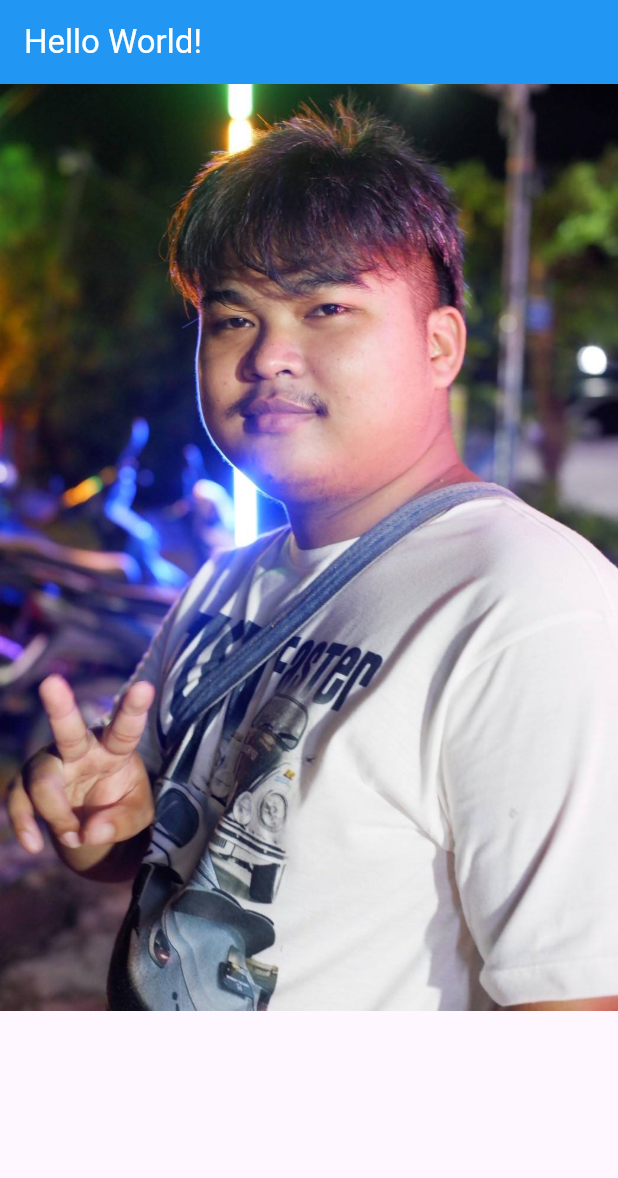
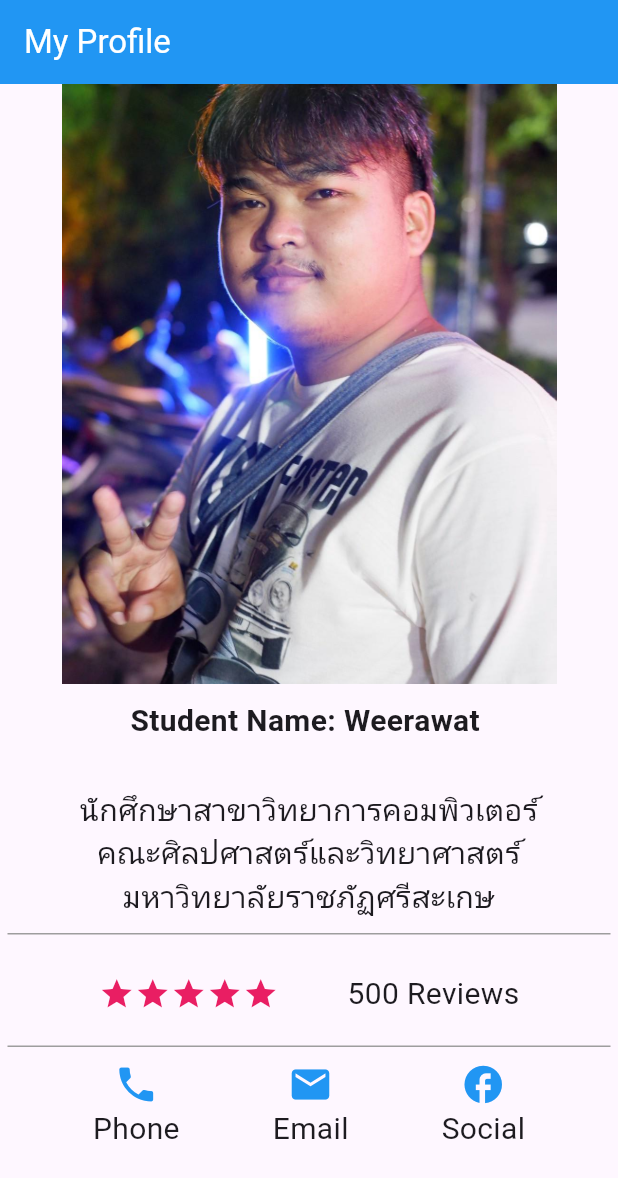
Before and after one commit to Godtasan552/Flutter_Profile_hw, a Flutter app: the screen it shows after launch, on a phone screen of 412 x 824 dp. Shown: the top 1178 px of the screen. Run offline on Flutter 3.47's test engine with Material 3 defaults, Android fonts, the phone set to English and light mode, and no system bars.

Commit message:
add image layout and text

```diff
--- a/lib/main.dart
+++ b/lib/main.dart
@@ -12,15 +12,106 @@ class MainApp extends StatelessWidget {
     return MaterialApp(
       home: Scaffold(
         appBar: AppBar(
-          title: Text('Hello World!', style: TextStyle(color: Colors.white)),
+          title: Text('My Profile', style: TextStyle(color: Colors.white)),
           backgroundColor: Colors.blue,
         ),
         body: Column(
           mainAxisAlignment: MainAxisAlignment.start,
           children: [
-            Image.asset('assets/image/Human.jpg'),
+            Image.asset('assets/image/Human.jpg', width: 330, height: 400, fit: BoxFit.cover),
+            const SizedBox(height: 10),
+            Text("Student Name: Weerawat ",
+            style: TextStyle(fontSize: 20, fontWeight: FontWeight.bold
+            )),
+            const SizedBox(height: 20),
+            Padding(
+              padding: const EdgeInsets.all(10.0),
+              child: Text(
+                "นักศึกษาสาขาวิทยาการคอมพิวเตอร์\nคณะศิลปศาสตร์และวิทยาศาสตร์\nมหาวิทยาลัยราชภัฏศรีสะเกษ",
+                style: TextStyle(fontSize: 20, ),
+                textAlign: TextAlign.center,
+              ),
+            ),
+            Padding(
+              padding: EdgeInsets.symmetric(horizontal: 5),
+              child: Container(
+                height: 1,
+                color: Colors.grey,
+              ),
+            ),
+            SizedBox(height: 5),
+            Padding(
+              padding: const EdgeInsets.all(20.0),
+              child: Row(
+                mainAxisAlignment: MainAxisAlignment.spaceEvenly,
+                children: [
+                  Row(
+                    children: [
+                      Icon(Icons.star,
+                      color: Colors.pink,),
+                      Icon(Icons.star,
+                      color: Colors.pink,),
+                      Icon(Icons.star,
+                      color: Colors.pink,),
+                      Icon(Icons.star,
+                      color: Colors.pink,),
+                      Icon(Icons.star,
+                      color: Colors.pink,),
+                    ],
+                  ),
+
+                  Text(
+                    "500 Reviews",
+                    style: TextStyle(fontSize: 20,),
+                    textAlign: TextAlign.center,
+
+                  )
+                ],
+              ),
+            ),
+            Padding(
+              padding: EdgeInsets.symmetric(horizontal: 5),
+              child: Container(
+                height: 1,
+                color: Colors.grey,
+              ),
+            ),
+            const SizedBox(height: 10),
+            Row(
+              mainAxisAlignment: MainAxisAlignment.spaceEvenly,
+              children: [
+                Column(
+                  children: [
+                    Icon(Icons.phone, color: Colors.blue, size: 30),
+                    Text(
+                      "Phone",
+                      style: TextStyle(fontSize: 20),
+                    ),
+                  ],
+                ),
+                Column(
+                  children: [
+                    Icon(Icons.email, color: Colors.blue, size: 30),
+                    Text(
+                      "Email",
+                      style: TextStyle(fontSize: 20),
+                    ),
+                  ],
+                ),
+                Column(
+                  children: [
+                    Icon(Icons.facebook_outlined, color: Colors.blue, size: 30),
+                    Text(
+                      "Social",
+                      style: TextStyle(fontSize: 20),
+                    ),
+                  ],
+                ),
+              ],
+            )
           ],
         ),
+
       ),
     );
   }
```
